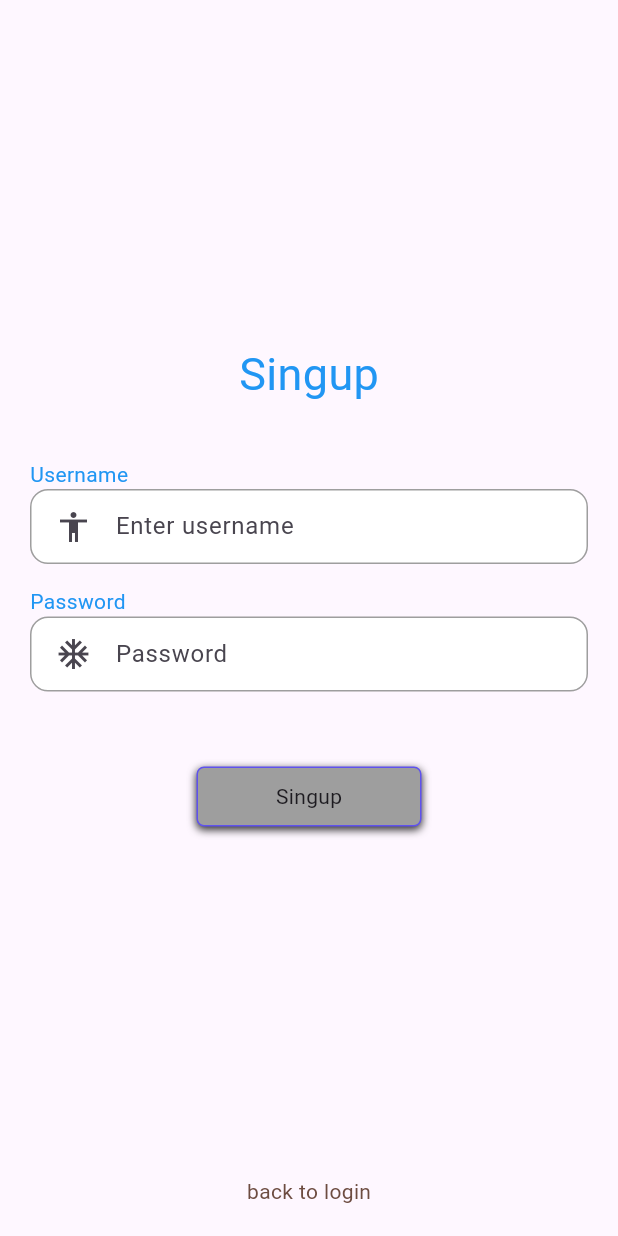
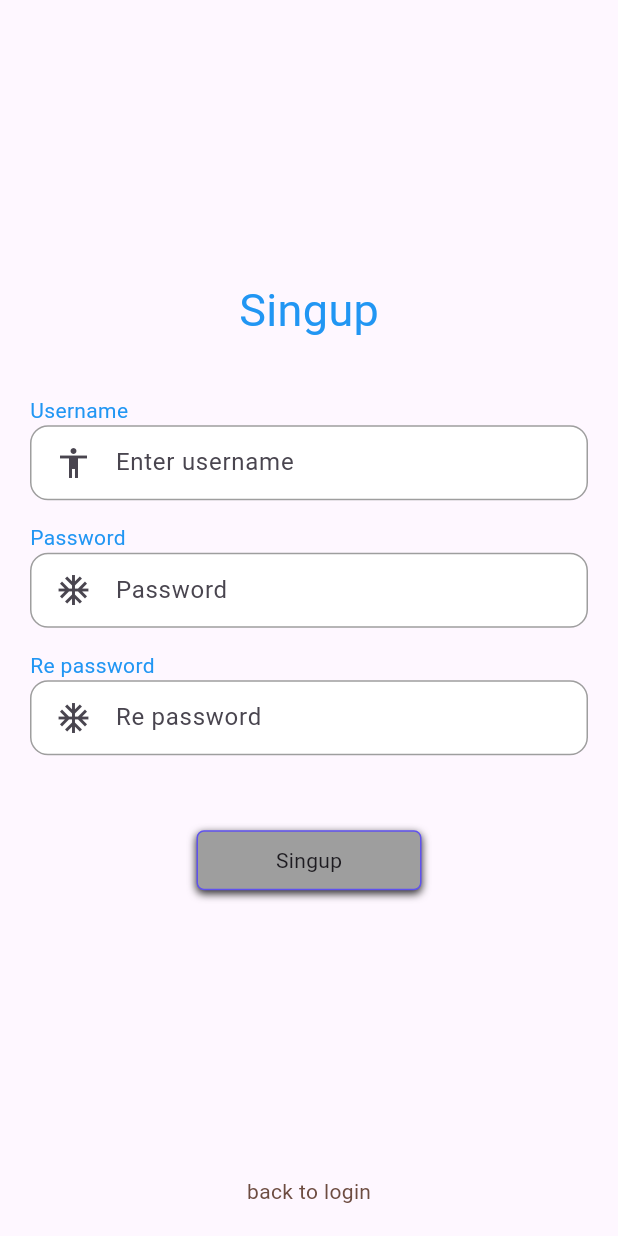
Before and after one commit to quangtrinh1312/sell_book_final_term, a Flutter app: the screen it shows after launch, after a tap on "Login", after a tap on "Register", on a phone screen of 412 x 824 dp. Run offline on Flutter 3.47's test engine with Material 2 defaults, Android fonts, the phone set to English and light mode, and no system bars; our stand-ins replace shared_preferences.

Commit message:
1stCommit

```diff
--- a/lib/pages/login_page.dart
+++ b/lib/pages/login_page.dart
@@ -1,4 +1,6 @@
 import 'package:flutter/material.dart';
+import 'package:sell_book_final_term/models/splash.dart';
+import 'package:sell_book_final_term/services/local/shared_prefs_splash.dart';
 import '../components/custom_button.dart';
 import '../pages/sign_up.dart';
 import './home_page.dart';
@@ -19,6 +21,8 @@ class _LoginPageState extends State<LoginPage> {
   String userNameMess = 'Enter username';
   String passWordMess = 'Password';
   final SharedPrefsAccount _sharedPrefsAccount = SharedPrefsAccount();
+  final SharedPrefsSplash _sharedPrefsSplash = SharedPrefsSplash();
+  List<Splash> _isLogedList = [];
   List<Account> _accounts = [];
   @override
   void initState() {
@@ -119,6 +123,13 @@ class _LoginPageState extends State<LoginPage> {
                                   username: usernameController.text,
                                 ));
                         Navigator.pushReplacement(context, route);
+                        _isLogedList = [
+                          Splash(
+                              username: usernameController.text,
+                              loged: true)
+                        ];
+                        _sharedPrefsSplash.updateLoged(_isLogedList);
+
                       } else {
                         SnackBar snackBar = const SnackBar(
                           content: Text('Incorrect username or password'),
--- a/lib/pages/sign_up.dart
+++ b/lib/pages/sign_up.dart
@@ -13,8 +13,10 @@ class SignUpPage extends StatefulWidget {
 class _SignUpPageState extends State<SignUpPage> {
   TextEditingController usernameController = TextEditingController();
   TextEditingController passwordController = TextEditingController();
+  TextEditingController rePasswordController = TextEditingController();
   String userNameMess = 'Enter username';
   String passWordMess = 'Password';
+  String rePassWordMess = 'Re password';
 
 
   @override
@@ -63,10 +65,30 @@ class _SignUpPageState extends State<SignUpPage> {
                     Spacer(),
                   ],
                 ),
+
                 TextFieldCustom(
                   controller: passwordController,
                   icon: const Icon(Icons.ac_unit),
                   hintText: passWordMess,
+                  isPassWord: true,
+                ),
+                const SizedBox(
+                  height: 15.0,
+                ),
+                const Row(
+                  children: [
+                    Text(
+                      'Re password',
+                      style: TextStyle(color: Colors.blue),
+                    ),
+                    Spacer(),
+                  ],
+                ),
+
+                TextFieldCustom(
+                  controller: rePasswordController,
+                  icon: const Icon(Icons.ac_unit),
+                  hintText: rePassWordMess,
                   isPassWord: true,
                 ),
                 const SizedBox(
@@ -80,8 +102,16 @@ class _SignUpPageState extends State<SignUpPage> {
                           content: Text('Please input user name'));
                       ScaffoldMessenger.of(context).showSnackBar(snackBar);
                     }
-                    if (passwordController.text.isEmpty) {
+                    else if (passwordController.text.isEmpty) {
                       passWordMess = 'please input password';
+                    }
+                    else if(rePasswordController.text.isEmpty){
+                      rePassWordMess = 'please input re password';
+                    }
+                    else if (passwordController.text != rePasswordController.text) {
+                      SnackBar snackBar = const SnackBar(
+                          content: Text('Password and re password not match'));
+                      ScaffoldMessenger.of(context).showSnackBar(snackBar);
                     } else {
                       bool isExist = false;
                       for (int i = 0; i < widget.accounts.length; i++) {
--- a/lib/pages/splash_page.dart
+++ b/lib/pages/splash_page.dart
@@ -1,6 +1,9 @@
 import 'dart:async';
 import 'package:flutter/material.dart';
+import 'package:sell_book_final_term/pages/home_page.dart';
 import './login_page.dart';
+import '../services/local/shared_prefs_splash.dart';
+import '../models/splash.dart';
 
 class SplashPage extends StatefulWidget {
   const SplashPage({super.key});
@@ -10,12 +13,27 @@ class SplashPage extends StatefulWidget {
 }
 
 class _SplashPageState extends State<SplashPage> {
+  final SharedPrefsSplash _prefsSplash = SharedPrefsSplash();
+  List<Splash>? isLogedList;
   @override
   void initState() {
     super.initState();
+    _getIsLoged();
     Timer(const Duration(seconds: 2), () {
-      Route route = MaterialPageRoute(builder: (context) => const LoginPage());
+      if(isLogedList!.first.loged == false){
+        Route route = MaterialPageRoute(builder: (context) => const LoginPage());
       Navigator.pushReplacement(context, route);
+      }else{
+         Route route = MaterialPageRoute(builder: (context) =>  HomePage(username: isLogedList!.first.username!,));
+      Navigator.pushReplacement(context, route);
+      }
+
+    });
+  }
+
+  _getIsLoged(){
+    _prefsSplash.getIsloged().then((value) {
+      isLogedList = value ?? islogedInitList;
     });
   }
 
--- /dev/null
+++ b/lib/services/local/shared_prefs_splash.dart
@@ -0,0 +1,26 @@
+import 'dart:convert';
+import 'package:shared_preferences/shared_preferences.dart';
+import '../../models/splash.dart';
+
+class SharedPrefsSplash {
+  final Future<SharedPreferences> _islogedPrefs =
+      SharedPreferences.getInstance();
+
+  Future<List<Splash>?> getIsloged() async {
+    SharedPreferences prefs = await _islogedPrefs;
+    String? data = prefs.getString('isloged');
+
+    if (data == null) return null;
+
+    List<Map<String, dynamic>> maps = jsonDecode(data)
+        .cast<Map<String, dynamic>>() as List<Map<String, dynamic>>;
+    List<Splash> isLogedList = maps.map((e) => Splash.fromJson(e)).toList();
+    return isLogedList;
+  }
+
+  Future<void> updateLoged(List<Splash> isLogedList) async {
+    List<Map<String, dynamic>> maps = isLogedList.map((e) => e.toJson()).toList();
+    SharedPreferences prefs = await _islogedPrefs;
+    prefs.setString('isloged', jsonEncode(maps));
+  }
+}
```
Also changed, not shown: lib/models/customer.dart (+4 -3 lines), lib/models/splash.dart (added, +19 -0 lines), lib/pages/detail_bill.dart (+7 -3 lines), lib/pages/home_page.dart (+17 -7 lines), lib/pages/search_page.dart (+17 -8 lines).
